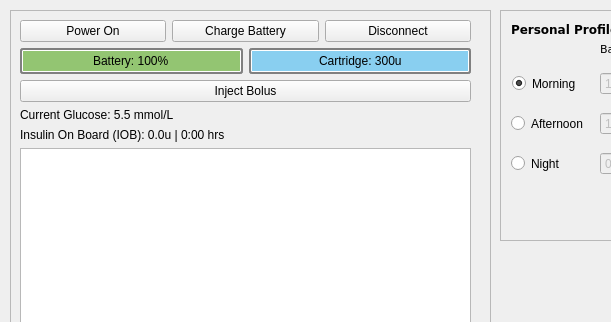
First picture: the form in InsulinPump/mainwindow.ui, repository rae-shi/comp3004Team17InsulinPump, before the edit; both pictures show x 0 to 611 and y 0 to 322 of the 1488 by 433 pixel window.
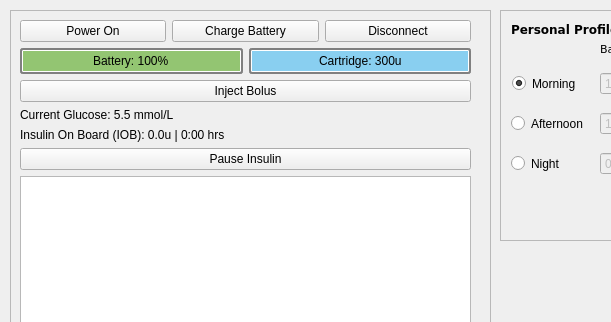
Second picture: the form after the edit.

Commit message: Add pause/resume insulin button + logic Add logging events (user is hypo/hyper)

Patch:
```diff
--- a/InsulinPump/mainwindow.ui
+++ b/InsulinPump/mainwindow.ui
@@ -127,6 +127,13 @@
         </property>
        </widget>
       </item>
+      <item>
+       <widget class="QPushButton" name="pauseIns">
+        <property name="text">
+         <string>Pause Insulin</string>
+        </property>
+       </widget>
+      </item>
       <item>
        <widget class="QPlainTextEdit" name="logOutput">
         <property name="styleSheet">
```
The commit also changes 4 other files.
